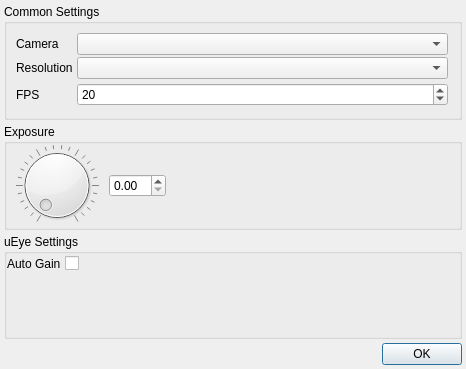
First picture: the form in src/modules/ueyecamera/ueyecamerasettingsdialog.ui, repository syntalos/syntalos, before the edit.
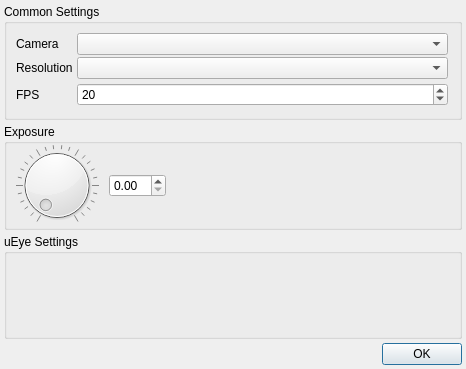
Second picture: the form after the edit.

Patch:
```diff
--- a/src/modules/ueyecamera/ueyecamerasettingsdialog.ui
+++ b/src/modules/ueyecamera/ueyecamerasettingsdialog.ui
@@ -240,16 +240,6 @@
           </layout>
          </widget>
         </item>
-        <item row="1" column="0">
-         <widget class="QLabel" name="autoGainLabel">
-          <property name="text">
-           <string>Auto Gain</string>
-          </property>
-         </widget>
-        </item>
-        <item row="1" column="1">
-         <widget class="QCheckBox" name="autoGainCheckBox"/>
-        </item>
        </layout>
       </item>
      </layout>
```
Left out of the diff: 2 changed lines with no effect on the pictures.
